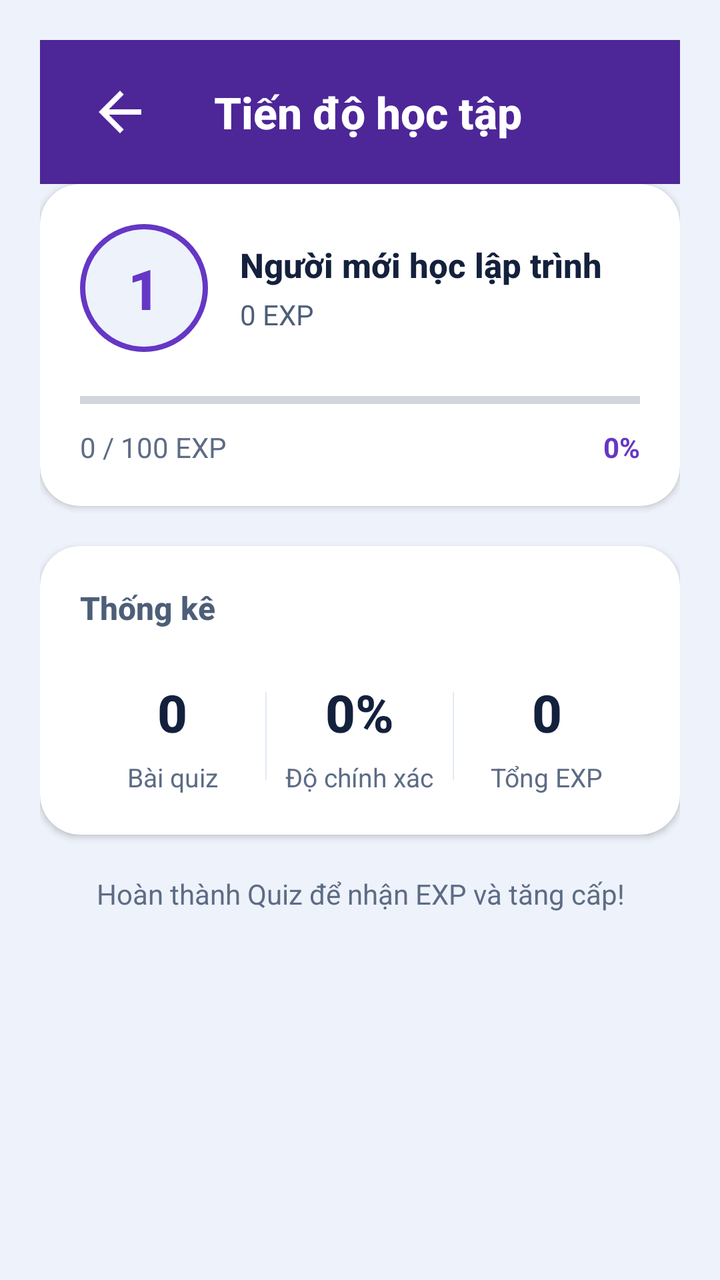
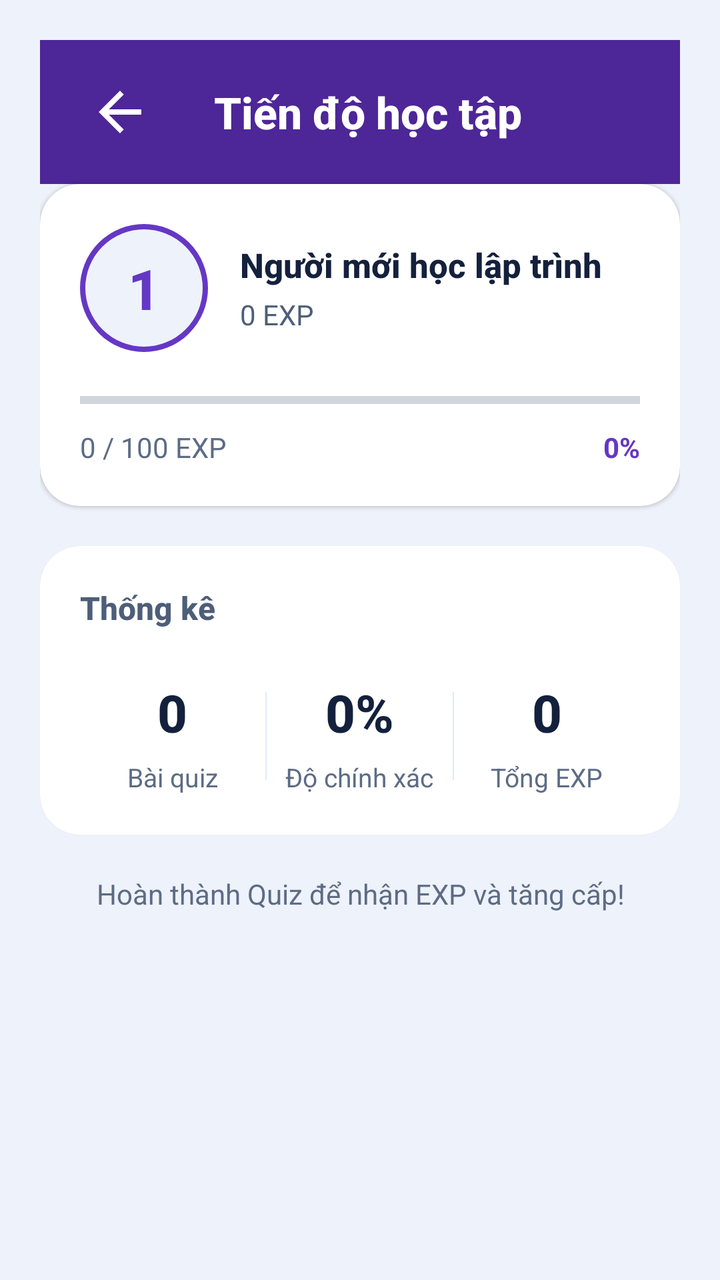

Before-and-after screenshots of an Android layout around one commit, followed by the original layout XML and the change that was made.
<!-- AndroidManifest.xml: application theme Theme.ModuleLapTrinh -->
<!-- res/layout/fragment_progress_detail.xml -->
<androidx.core.widget.NestedScrollView xmlns:android="http://schemas.android.com/apk/res/android" xmlns:app="http://schemas.android.com/apk/res-auto" android:layout_width="match_parent" android:layout_height="match_parent" android:background="@color/bg_primary" android:fillViewport="true" android:paddingHorizontal="20dp">

    <androidx.constraintlayout.widget.ConstraintLayout android:layout_width="match_parent" android:layout_height="wrap_content" android:paddingVertical="20dp" android:paddingBottom="80dp">

        
        <LinearLayout android:id="@+id/ll_header" android:layout_width="0dp" android:layout_height="wrap_content" android:orientation="horizontal" android:gravity="center_vertical" android:background="@color/bg_header_custom" android:paddingHorizontal="16dp" android:paddingVertical="12dp" app:layout_constraintTop_toTopOf="parent" app:layout_constraintStart_toStartOf="parent" app:layout_constraintEnd_toEndOf="parent" android:layout_marginBottom="20dp">

            <ImageView android:id="@+id/iv_back" android:layout_width="48dp" android:layout_height="48dp" android:src="@drawable/ic_back_dark" android:padding="8dp" android:clickable="true" android:focusable="true" android:foreground="?android:attr/selectableItemBackgroundBorderless" app:tint="@color/text_header_light" android:contentDescription="@string/back" />

            <TextView android:layout_width="0dp" android:layout_height="wrap_content" android:layout_weight="1" android:text="@string/progress_learning_title" android:textSize="22sp" android:textStyle="bold" android:textColor="@color/text_header_light" android:fontFamily="sans-serif-medium" android:gravity="center" android:paddingEnd="40dp" />
        </LinearLayout>

        
        <androidx.cardview.widget.CardView android:id="@+id/card_level" android:layout_width="0dp" android:layout_height="wrap_content" app:cardCornerRadius="20dp" app:cardElevation="2dp" app:cardBackgroundColor="@color/bg_secondary" app:layout_constraintTop_toBottomOf="@id/ll_header" app:layout_constraintStart_toStartOf="parent" app:layout_constraintEnd_toEndOf="parent" android:layout_marginBottom="20dp">

            <LinearLayout android:layout_width="match_parent" android:layout_height="wrap_content" android:orientation="vertical" android:padding="20dp">

                
                <LinearLayout android:layout_width="match_parent" android:layout_height="wrap_content" android:orientation="horizontal" android:gravity="center_vertical">

                    
                    <LinearLayout android:layout_width="64dp" android:layout_height="64dp" android:gravity="center" android:background="@drawable/bg_level_badge">

                        <TextView android:id="@+id/tv_level" android:layout_width="wrap_content" android:layout_height="wrap_content" android:text="1" android:textSize="28sp" android:textStyle="bold" android:textColor="@color/primary" android:fontFamily="sans-serif-medium" />
                    </LinearLayout>

                    <LinearLayout android:layout_width="0dp" android:layout_height="wrap_content" android:layout_weight="1" android:orientation="vertical" android:layout_marginStart="16dp">

                        <TextView android:id="@+id/tv_title" android:layout_width="wrap_content" android:layout_height="wrap_content" android:text="Người mới học lập trình" android:textSize="17sp" android:textStyle="bold" android:textColor="@color/text_primary" android:fontFamily="sans-serif-medium" />

                        <TextView android:id="@+id/tv_total_exp" android:layout_width="wrap_content" android:layout_height="wrap_content" android:text="0 EXP" android:textSize="14sp" android:textColor="@color/text_secondary" android:fontFamily="sans-serif" android:layout_marginTop="4dp" />
                    </LinearLayout>
                </LinearLayout>

                
                <ProgressBar android:id="@+id/progress_bar_exp" style="?android:attr/progressBarStyleHorizontal" android:layout_width="match_parent" android:layout_height="8dp" android:progressTint="@color/primary" android:backgroundTint="@color/surface_light" android:layout_marginTop="20dp" android:progress="0" />

                <LinearLayout android:layout_width="match_parent" android:layout_height="wrap_content" android:orientation="horizontal" android:layout_marginTop="10dp">

                    <TextView android:id="@+id/tv_exp_progress" android:layout_width="0dp" android:layout_height="wrap_content" android:layout_weight="1" android:text="0 / 100 EXP" android:textSize="14sp" android:textColor="@color/text_tertiary" android:fontFamily="sans-serif" />

                    <TextView android:id="@+id/tv_progress_percent" android:layout_width="wrap_content" android:layout_height="wrap_content" android:text="0%" android:textSize="14sp" android:textColor="@color/primary" android:fontFamily="sans-serif" android:textStyle="bold" />
                </LinearLayout>
            </LinearLayout>
        </androidx.cardview.widget.CardView>

        
        <androidx.cardview.widget.CardView android:id="@+id/card_stats" android:layout_width="0dp" android:layout_height="wrap_content" app:cardCornerRadius="20dp" app:cardElevation="2dp" app:cardBackgroundColor="@color/bg_secondary" app:layout_constraintTop_toBottomOf="@id/card_level" app:layout_constraintStart_toStartOf="parent" app:layout_constraintEnd_toEndOf="parent" android:layout_marginTop="20dp" android:layout_marginBottom="20dp">

            <LinearLayout android:layout_width="match_parent" android:layout_height="wrap_content" android:orientation="vertical" android:padding="20dp">

                <TextView android:layout_width="wrap_content" android:layout_height="wrap_content" android:text="@string/progress_stats_label" android:textSize="16sp" android:textStyle="bold" android:textColor="@color/text_secondary" android:fontFamily="sans-serif-medium" android:layout_marginBottom="16dp" />

                <LinearLayout android:layout_width="match_parent" android:layout_height="wrap_content" android:orientation="horizontal" android:gravity="center" android:layout_marginTop="8dp">

                    
                    <LinearLayout android:layout_width="0dp" android:layout_height="wrap_content" android:layout_weight="1" android:orientation="vertical" android:gravity="center">

                        <TextView android:id="@+id/tv_quiz_count" android:layout_width="wrap_content" android:layout_height="wrap_content" android:text="0" android:textSize="26sp" android:textStyle="bold" android:textColor="@color/text_primary" android:fontFamily="sans-serif-medium" />

                        <TextView android:layout_width="wrap_content" android:layout_height="wrap_content" android:text="Bài quiz" android:textSize="13sp" android:textColor="@color/text_tertiary" android:fontFamily="sans-serif" android:layout_marginTop="6dp" />
                    </LinearLayout>

                    <View android:layout_width="0.5dp" android:layout_height="44dp" android:background="@color/surface_light" />

                    
                    <LinearLayout android:layout_width="0dp" android:layout_height="wrap_content" android:layout_weight="1" android:orientation="vertical" android:gravity="center">

                        <TextView android:id="@+id/tv_accuracy" android:layout_width="wrap_content" android:layout_height="wrap_content" android:text="0%" android:textSize="26sp" android:textStyle="bold" android:textColor="@color/text_primary" android:fontFamily="sans-serif-medium" />

                        <TextView android:layout_width="wrap_content" android:layout_height="wrap_content" android:text="Độ chính xác" android:textSize="13sp" android:textColor="@color/text_tertiary" android:fontFamily="sans-serif" android:layout_marginTop="6dp" />
                    </LinearLayout>

                    <View android:layout_width="0.5dp" android:layout_height="44dp" android:background="@color/surface_light" />

                    
                    <LinearLayout android:layout_width="0dp" android:layout_height="wrap_content" android:layout_weight="1" android:orientation="vertical" android:gravity="center">

                        <TextView android:id="@+id/tv_total_exp_all" android:layout_width="wrap_content" android:layout_height="wrap_content" android:text="0" android:textSize="26sp" android:textStyle="bold" android:textColor="@color/text_primary" android:fontFamily="sans-serif-medium" />

                        <TextView android:layout_width="wrap_content" android:layout_height="wrap_content" android:text="Tổng EXP" android:textSize="13sp" android:textColor="@color/text_tertiary" android:fontFamily="sans-serif" android:layout_marginTop="6dp" />
                    </LinearLayout>
                </LinearLayout>
            </LinearLayout>
        </androidx.cardview.widget.CardView>

        
        <TextView android:layout_width="0dp" android:layout_height="wrap_content" android:text="@string/progress_tip" android:textSize="14sp" android:textColor="@color/text_tertiary" android:fontFamily="sans-serif" android:gravity="center" android:layout_marginTop="20dp" app:layout_constraintTop_toBottomOf="@id/card_stats" app:layout_constraintStart_toStartOf="parent" app:layout_constraintEnd_toEndOf="parent" />

    </androidx.constraintlayout.widget.ConstraintLayout>
</androidx.core.widget.NestedScrollView>
<!-- resources referenced by this layout -->
<resources>
  <color name="bg_header_custom">#4D2698</color>
  <color name="bg_primary">#EEF2FA</color>
  <color name="bg_secondary">#FFFFFF</color>
  <color name="primary">#6537C5</color>
  <color name="surface_light">#E2E9F5</color>
  <color name="text_header_light">#FFFFFF</color>
  <color name="text_primary">#14213D</color>
  <color name="text_secondary">#4D5E78</color>
  <color name="text_tertiary">#5D6C85</color>
  <!-- drawable bg_level_badge (drawable) -->
  <?xml version="1.0" encoding="utf-8"?>
  <shape xmlns:android="http://schemas.android.com/apk/res/android"
      android:shape="oval">
      <solid android:color="@color/bg_primary"/>
      <stroke
          android:width="2.5dp"
          android:color="@color/primary"/>
      <size
          android:width="64dp"
          android:height="64dp"/>
  </shape>
  <!-- drawable ic_back_dark (drawable) -->
  <vector xmlns:android="http://schemas.android.com/apk/res/android"
      android:width="24dp"
      android:height="24dp"
      android:viewportWidth="24"
      android:viewportHeight="24">
      <path
          android:fillColor="#FFFFFF"
          android:pathData="M20,11H7.83l5.59,-5.59L12,4l-8,8 8,8 1.41,-1.41L7.83,13H20v-2z"/>
  </vector>
  <string name="back">Quay lại</string>
  <string name="progress_learning_title">Tiến độ học tập</string>
  <string name="progress_stats_label">Thống kê</string>
  <string name="progress_tip">Hoàn thành Quiz để nhận EXP và tăng cấp!</string>
  <style name="Theme.ModuleLapTrinh" parent="Theme.MaterialComponents.DayNight.NoActionBar">
          <item name="colorPrimary">@color/primary</item>
          <item name="colorPrimaryVariant">@color/primary_dark</item>
          <item name="colorOnPrimary">@color/programming_white</item>
          <item name="colorSecondary">@color/accent</item>
          <item name="colorSecondaryVariant">@color/accent_light</item>
          <item name="colorOnSecondary">@color/programming_black</item>
          <item name="android:statusBarColor">@color/bg_primary</item>
          <item name="android:windowBackground">@color/bg_primary</item>
      <item name="colorSurface">@color/bg_secondary</item><item name="colorOnSurface">@color/text_primary</item><item name="android:navigationBarColor">@color/bg_secondary</item><item name="android:fontFamily">sans-serif</item><item name="android:textColorPrimary">@color/text_primary</item><item name="android:textColorSecondary">@color/text_secondary</item><item name="materialButtonStyle">@style/MentorProgrammingButton</item><item name="textInputStyle">@style/MentorProgrammingInput</item><item name="android:windowAnimationStyle">@style/MentorWindowAnimation</item></style>
  <color name="primary_dark">#4D2698</color>
  <color name="programming_white">#FFFFFF</color>
  <color name="accent">#087F72</color>
  <color name="accent_light">#CCEEE6</color>
  <color name="programming_black">#000000</color>
  <style name="MentorProgrammingInput" parent="Widget.MaterialComponents.TextInputLayout.OutlinedBox">
          <item name="boxCornerRadiusTopStart">16dp</item><item name="boxCornerRadiusTopEnd">16dp</item>
          <item name="boxCornerRadiusBottomStart">16dp</item><item name="boxCornerRadiusBottomEnd">16dp</item>
      </style>
  <style name="MentorWindowAnimation"><item name="android:activityOpenEnterAnimation">@anim/mentor_enter</item><item name="android:activityOpenExitAnimation">@anim/mentor_exit</item><item name="android:activityCloseEnterAnimation">@anim/mentor_enter</item><item name="android:activityCloseExitAnimation">@anim/mentor_exit</item></style>
  <color name="mentor_programming_button">#6537C5</color>
  <!-- unchanged entries left out for length: 1 -->
</resources>

<!-- the commit's change to res/layout/fragment_progress_detail.xml (unified diff, before → after) -->
@@ -2,7 +2,7 @@
 
     <androidx.constraintlayout.widget.ConstraintLayout android:layout_width="match_parent" android:layout_height="wrap_content" android:paddingVertical="20dp" android:paddingBottom="80dp">
 
-        
+
         <LinearLayout android:id="@+id/ll_header" android:layout_width="0dp" android:layout_height="wrap_content" android:orientation="horizontal" android:gravity="center_vertical" android:background="@color/bg_header_custom" android:paddingHorizontal="16dp" android:paddingVertical="12dp" app:layout_constraintTop_toTopOf="parent" app:layout_constraintStart_toStartOf="parent" app:layout_constraintEnd_toEndOf="parent" android:layout_marginBottom="20dp">
 
             <ImageView android:id="@+id/iv_back" android:layout_width="48dp" android:layout_height="48dp" android:src="@drawable/ic_back_dark" android:padding="8dp" android:clickable="true" android:focusable="true" android:foreground="?android:attr/selectableItemBackgroundBorderless" app:tint="@color/text_header_light" android:contentDescription="@string/back" />
@@ -10,15 +10,15 @@
             <TextView android:layout_width="0dp" android:layout_height="wrap_content" android:layout_weight="1" android:text="@string/progress_learning_title" android:textSize="22sp" android:textStyle="bold" android:textColor="@color/text_header_light" android:fontFamily="sans-serif-medium" android:gravity="center" android:paddingEnd="40dp" />
         </LinearLayout>
 
-        
-        <androidx.cardview.widget.CardView android:id="@+id/card_level" android:layout_width="0dp" android:layout_height="wrap_content" app:cardCornerRadius="20dp" app:cardElevation="2dp" app:cardBackgroundColor="@color/bg_secondary" app:layout_constraintTop_toBottomOf="@id/ll_header" app:layout_constraintStart_toStartOf="parent" app:layout_constraintEnd_toEndOf="parent" android:layout_marginBottom="20dp">
+
+        <androidx.cardview.widget.CardView android:id="@+id/card_level" android:layout_width="0dp" android:layout_height="wrap_content" app:cardCornerRadius="20dp" app:cardElevation="1dp" app:cardBackgroundColor="@color/bg_secondary" app:layout_constraintTop_toBottomOf="@id/ll_header" app:layout_constraintStart_toStartOf="parent" app:layout_constraintEnd_toEndOf="parent" android:layout_marginBottom="20dp">
 
             <LinearLayout android:layout_width="match_parent" android:layout_height="wrap_content" android:orientation="vertical" android:padding="20dp">
 
-                
+
                 <LinearLayout android:layout_width="match_parent" android:layout_height="wrap_content" android:orientation="horizontal" android:gravity="center_vertical">
 
-                    
+
                     <LinearLayout android:layout_width="64dp" android:layout_height="64dp" android:gravity="center" android:background="@drawable/bg_level_badge">
 
                         <TextView android:id="@+id/tv_level" android:layout_width="wrap_content" android:layout_height="wrap_content" android:text="1" android:textSize="28sp" android:textStyle="bold" android:textColor="@color/primary" android:fontFamily="sans-serif-medium" />
@@ -32,7 +32,7 @@
                     </LinearLayout>
                 </LinearLayout>
 
-                
+
                 <ProgressBar android:id="@+id/progress_bar_exp" style="?android:attr/progressBarStyleHorizontal" android:layout_width="match_parent" android:layout_height="8dp" android:progressTint="@color/primary" android:backgroundTint="@color/surface_light" android:layout_marginTop="20dp" android:progress="0" />
 
                 <LinearLayout android:layout_width="match_parent" android:layout_height="wrap_content" android:orientation="horizontal" android:layout_marginTop="10dp">
@@ -44,8 +44,8 @@
             </LinearLayout>
         </androidx.cardview.widget.CardView>
 
-        
-        <androidx.cardview.widget.CardView android:id="@+id/card_stats" android:layout_width="0dp" android:layout_height="wrap_content" app:cardCornerRadius="20dp" app:cardElevation="2dp" app:cardBackgroundColor="@color/bg_secondary" app:layout_constraintTop_toBottomOf="@id/card_level" app:layout_constraintStart_toStartOf="parent" app:layout_constraintEnd_toEndOf="parent" android:layout_marginTop="20dp" android:layout_marginBottom="20dp">
+
+        <androidx.cardview.widget.CardView android:id="@+id/card_stats" android:layout_width="0dp" android:layout_height="wrap_content" app:cardCornerRadius="20dp" app:cardElevation="1dp" app:cardBackgroundColor="@color/bg_secondary" app:layout_constraintTop_toBottomOf="@id/card_level" app:layout_constraintStart_toStartOf="parent" app:layout_constraintEnd_toEndOf="parent" android:layout_marginTop="20dp" android:layout_marginBottom="20dp">
 
             <LinearLayout android:layout_width="match_parent" android:layout_height="wrap_content" android:orientation="vertical" android:padding="20dp">
 
@@ -53,7 +53,7 @@
 
                 <LinearLayout android:layout_width="match_parent" android:layout_height="wrap_content" android:orientation="horizontal" android:gravity="center" android:layout_marginTop="8dp">
 
-                    
+
                     <LinearLayout android:layout_width="0dp" android:layout_height="wrap_content" android:layout_weight="1" android:orientation="vertical" android:gravity="center">
 
                         <TextView android:id="@+id/tv_quiz_count" android:layout_width="wrap_content" android:layout_height="wrap_content" android:text="0" android:textSize="26sp" android:textStyle="bold" android:textColor="@color/text_primary" android:fontFamily="sans-serif-medium" />
@@ -63,7 +63,7 @@
 
                     <View android:layout_width="0.5dp" android:layout_height="44dp" android:background="@color/surface_light" />
 
-                    
+
                     <LinearLayout android:layout_width="0dp" android:layout_height="wrap_content" android:layout_weight="1" android:orientation="vertical" android:gravity="center">
 
                         <TextView android:id="@+id/tv_accuracy" android:layout_width="wrap_content" android:layout_height="wrap_content" android:text="0%" android:textSize="26sp" android:textStyle="bold" android:textColor="@color/text_primary" android:fontFamily="sans-serif-medium" />
@@ -73,7 +73,7 @@
 
                     <View android:layout_width="0.5dp" android:layout_height="44dp" android:background="@color/surface_light" />
 
-                    
+
                     <LinearLayout android:layout_width="0dp" android:layout_height="wrap_content" android:layout_weight="1" android:orientation="vertical" android:gravity="center">
 
                         <TextView android:id="@+id/tv_total_exp_all" android:layout_width="wrap_content" android:layout_height="wrap_content" android:text="0" android:textSize="26sp" android:textStyle="bold" android:textColor="@color/text_primary" android:fontFamily="sans-serif-medium" />
@@ -84,7 +84,7 @@
             </LinearLayout>
         </androidx.cardview.widget.CardView>
 
-        
+
         <TextView android:layout_width="0dp" android:layout_height="wrap_content" android:text="@string/progress_tip" android:textSize="14sp" android:textColor="@color/text_tertiary" android:fontFamily="sans-serif" android:gravity="center" android:layout_marginTop="20dp" app:layout_constraintTop_toBottomOf="@id/card_stats" app:layout_constraintStart_toStartOf="parent" app:layout_constraintEnd_toEndOf="parent" />
 
     </androidx.constraintlayout.widget.ConstraintLayout>
<!-- resource entries referenced after the edit -->
@@ -35,7 +35,7 @@
   <string name="progress_learning_title">Tiến độ học tập</string>
   <string name="progress_stats_label">Thống kê</string>
   <string name="progress_tip">Hoàn thành Quiz để nhận EXP và tăng cấp!</string>
-  <style name="Theme.ModuleLapTrinh" parent="Theme.MaterialComponents.DayNight.NoActionBar">
+  <style name="Theme.ModuleLapTrinh" parent="Theme.Material3.DayNight.NoActionBar">
           <item name="colorPrimary">@color/primary</item>
           <item name="colorPrimaryVariant">@color/primary_dark</item>
           <item name="colorOnPrimary">@color/programming_white</item>
@@ -44,7 +44,7 @@
           <item name="colorOnSecondary">@color/programming_black</item>
           <item name="android:statusBarColor">@color/bg_primary</item>
           <item name="android:windowBackground">@color/bg_primary</item>
-      <item name="colorSurface">@color/bg_secondary</item><item name="colorOnSurface">@color/text_primary</item><item name="android:navigationBarColor">@color/bg_secondary</item><item name="android:fontFamily">sans-serif</item><item name="android:textColorPrimary">@color/text_primary</item><item name="android:textColorSecondary">@color/text_secondary</item><item name="materialButtonStyle">@style/MentorProgrammingButton</item><item name="textInputStyle">@style/MentorProgrammingInput</item><item name="android:windowAnimationStyle">@style/MentorWindowAnimation</item></style>
+      <item name="colorSurface">@color/bg_secondary</item><item name="colorOnSurface">@color/text_primary</item><item name="android:navigationBarColor">@color/bg_secondary</item><item name="android:fontFamily">sans-serif</item><item name="android:textColorPrimary">@color/text_primary</item><item name="android:textColorSecondary">@color/text_secondary</item><item name="materialButtonStyle">@style/MentorProgrammingButton</item><item name="textInputStyle">@style/MentorProgrammingInput</item><item name="android:windowAnimationStyle">@style/MentorWindowAnimation</item><item name="colorPrimaryContainer">@color/mentor_programming_container</item><item name="colorOnPrimaryContainer">@color/text_primary</item></style>
   <color name="primary_dark">#4D2698</color>
   <color name="programming_white">#FFFFFF</color>
   <color name="accent">#087F72</color>
@@ -55,6 +55,7 @@
           <item name="boxCornerRadiusBottomStart">16dp</item><item name="boxCornerRadiusBottomEnd">16dp</item>
       </style>
   <style name="MentorWindowAnimation"><item name="android:activityOpenEnterAnimation">@anim/mentor_enter</item><item name="android:activityOpenExitAnimation">@anim/mentor_exit</item><item name="android:activityCloseEnterAnimation">@anim/mentor_enter</item><item name="android:activityCloseExitAnimation">@anim/mentor_exit</item></style>
+  <color name="mentor_programming_container">#E6DBFF</color>
   <color name="mentor_programming_button">#6537C5</color>
   <!-- unchanged entries left out for length: 1 -->
 </resources>
